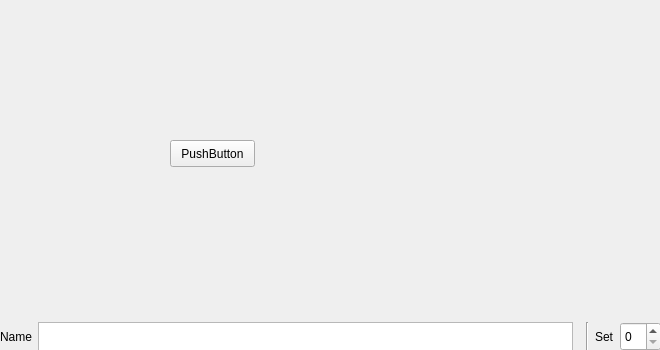
Qt form src/LiveFrame.ui (oli-kester/kepler34) before a commit.
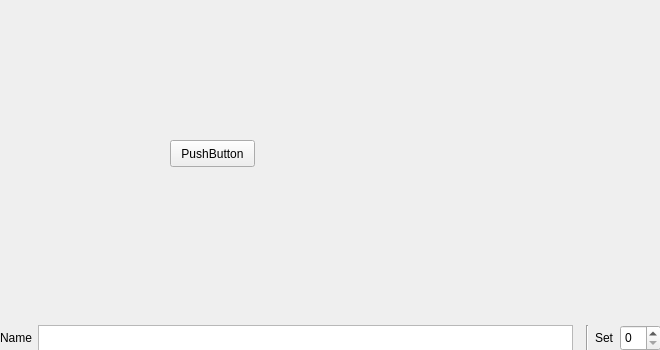
The same form after that commit.

Commit message: Edit tab placeholder layout complete

What changed in the file:
```diff
--- a/src/LiveFrame.ui
+++ b/src/LiveFrame.ui
@@ -31,7 +31,7 @@
   <property name="frameShadow">
    <enum>QFrame::Plain</enum>
   </property>
-  <widget class="QWidget" name="">
+  <widget class="QWidget" name="layoutWidget">
    <property name="geometry">
     <rect>
      <x>0</x>
@@ -102,9 +102,17 @@
         <property name="maximumSize">
          <size>
           <width>16777215</width>
-          <height>29</height>
+          <height>26</height>
          </size>
         </property>
+        <property name="font">
+         <font>
+          <pointsize>9</pointsize>
+         </font>
+        </property>
+        <property name="placeholderText">
+         <string/>
+        </property>
        </widget>
       </item>
       <item>
@@ -151,6 +159,11 @@
           <height>29</height>
          </size>
         </property>
+        <property name="font">
+         <font>
+          <pointsize>9</pointsize>
+         </font>
+        </property>
        </widget>
       </item>
      </layout>
```
Left out of the diff: 4 changed lines with no effect on the pictures. The commit also changes 6 other files.
